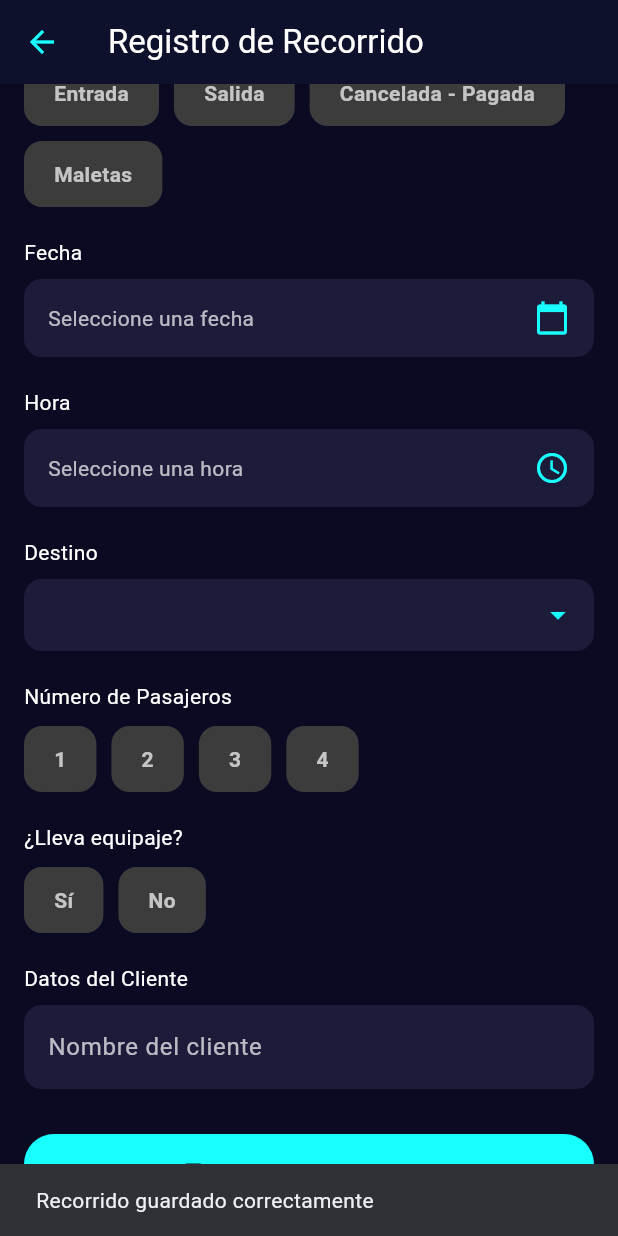
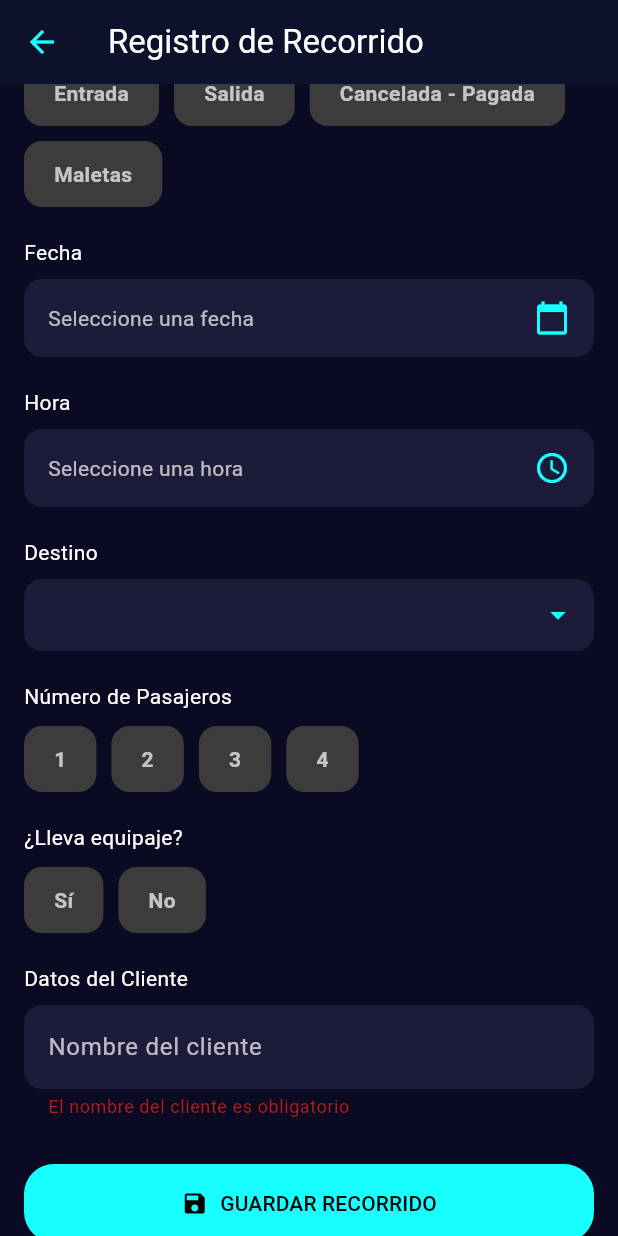
Before and after one commit to Area51-espe/Avianca-EMSA, a Flutter app: the RegistroRecorridoScreen screen opened directly, scrolled down 62 dp, after a tap on "GUARDAR RECORRIDO", on a phone screen of 412 x 824 dp. Run offline on Flutter 3.47's test engine with Material 3 defaults, Android fonts, the phone set to English and light mode, and no system bars; our stand-ins replace firebase_auth, firebase_core; accounts and stored records are empty.

Commit message:
Primera validación: campo obligatorio para nombre del cliente

```diff
--- a/lib/main.dart
+++ b/lib/main.dart
@@ -8,6 +8,7 @@
 import 'home.dart';
 import 'register.dart';
 import 'dashboard.dart'; // ← Asegúrate de tener este archivo creado
+import 'registro_recorrido.dart';
 
 void main() async {
   WidgetsFlutterBinding.ensureInitialized();
@@ -44,6 +45,7 @@
       ),
       initialRoute: '/',
       routes: {
+
         '/': (context) => const AuthScreen(),
         '/login': (context) => LoginScreen(),
         '/home': (context) => HomeScreen(),
--- a/lib/registro_recorrido.dart
+++ b/lib/registro_recorrido.dart
@@ -1,5 +1,5 @@
 import 'package:flutter/material.dart';
-import 'package:intl/intl.dart'; // Asegúrate de que esta importación esté presente
+import 'package:intl/intl.dart';
 
 class RegistroRecorridoScreen extends StatefulWidget {
   const RegistroRecorridoScreen({super.key});
@@ -9,6 +9,8 @@
 }
 
 class _RegistroRecorridoScreenState extends State<RegistroRecorridoScreen> {
+  final _formKey = GlobalKey<FormState>();
+
   String? tipoRecorrido;
   DateTime? fecha;
   TimeOfDay? hora;
@@ -119,9 +121,11 @@
   }
 
   void guardarRecorrido() {
+    if (_formKey.currentState!.validate()) {
       ScaffoldMessenger.of(context).showSnackBar(
         const SnackBar(content: Text("Recorrido guardado correctamente")),
       );
+    }
   }
 
   @override
@@ -136,7 +140,9 @@
           onPressed: () => Navigator.pop(context),
         ),
       ),
-      body: SingleChildScrollView(
+      body: Form(
+        key: _formKey,
+        child: SingleChildScrollView(
           padding: const EdgeInsets.all(16),
           child: Column(
             crossAxisAlignment: CrossAxisAlignment.start,
@@ -165,7 +171,7 @@
                       Expanded(
                         child: Text(
                           fecha != null
-                            ? DateFormat('dd/MM/yyyy').format(fecha!) // Formatea la fecha
+                              ? DateFormat('dd/MM/yyyy').format(fecha!)
                               : 'Seleccione una fecha',
                           style: const TextStyle(color: Colors.white70),
                         ),
@@ -230,9 +236,15 @@
               const SizedBox(height: 20),
               const Text("Datos del Cliente", style: TextStyle(color: Colors.white)),
               const SizedBox(height: 8),
-            TextField(
+              TextFormField(
                 controller: nombreClienteController,
                 style: const TextStyle(color: Colors.white),
+                validator: (value) {
+                  if (value == null || value.trim().isEmpty) {
+                    return 'El nombre del cliente es obligatorio';
+                  }
+                  return null;
+                },
                 decoration: InputDecoration(
                   hintText: 'Nombre del cliente',
                   hintStyle: const TextStyle(color: Colors.white70),
@@ -264,6 +276,7 @@
             ],
           ),
         ),
+      ),
     );
   }
 }
```
Also changed, not shown: pubspec.lock, 5 other files. Lines whose indentation alone changed are shown as unchanged.
